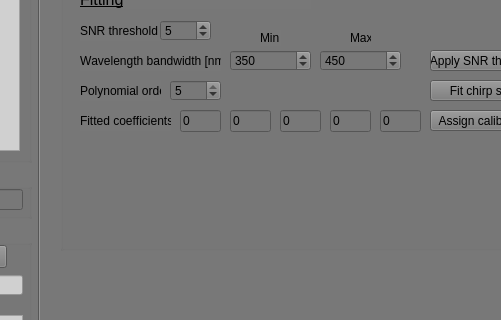
First picture: the form in src/GUI/main_GUI.ui, repository SilvaScience/colberto, before the edit; both pictures show x 277 to 778 and y 315 to 635 of the 1135 by 1002 pixel window.
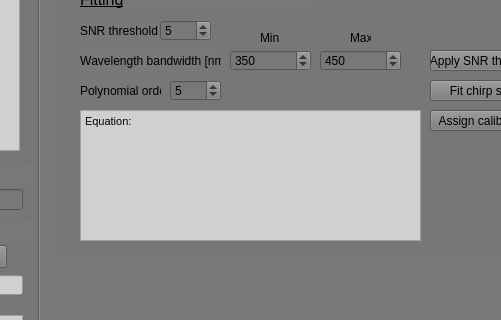
Second picture: the form after the edit. Custom widgets are drawn as their Qt base class.

What changed in the file:
```diff
--- a/src/GUI/main_GUI.ui
+++ b/src/GUI/main_GUI.ui
@@ -1277,99 +1277,6 @@
             <string>Max</string>
            </property>
           </widget>
-          <widget class="QLabel" name="Fitted_coefficients">
-           <property name="geometry">
-            <rect>
-             <x>20</x>
-             <y>290</y>
-             <width>91</width>
-             <height>21</height>
-            </rect>
-           </property>
-           <property name="text">
-            <string>Fitted coefficients:</string>
-           </property>
-          </widget>
-          <widget class="QLineEdit" name="Coefficient1">
-           <property name="geometry">
-            <rect>
-             <x>120</x>
-             <y>290</y>
-             <width>41</width>
-             <height>22</height>
-            </rect>
-           </property>
-           <property name="text">
-            <string>0</string>
-           </property>
-           <property name="readOnly">
-            <bool>true</bool>
-           </property>
-          </widget>
-          <widget class="QLineEdit" name="Coefficient2">
-           <property name="geometry">
-            <rect>
-             <x>170</x>
-             <y>290</y>
-             <width>41</width>
-             <height>22</height>
-            </rect>
-           </property>
-           <property name="text">
-            <string>0</string>
-           </property>
-           <property name="readOnly">
-            <bool>true</bool>
-           </property>
-          </widget>
-          <widget class="QLineEdit" name="Coefficient3">
-           <property name="geometry">
-            <rect>
-             <x>220</x>
-             <y>290</y>
-             <width>41</width>
-             <height>22</height>
-            </rect>
-           </property>
-           <property name="text">
-            <string>0</string>
-           </property>
-           <property name="readOnly">
-            <bool>true</bool>
-           </property>
-          </widget>
-          <widget class="QLineEdit" name="Coefficient4">
-           <property name="geometry">
-            <rect>
-             <x>270</x>
-             <y>290</y>
-             <width>41</width>
-             <height>22</height>
-            </rect>
-           </property>
-           <property name="text">
-            <string>0</string>
-           </property>
-           <property name="readOnly">
-            <bool>true</bool>
-           </property>
-          </widget>
-          <widget class="QLineEdit" name="Coefficient5">
-           <property name="geometry">
-            <rect>
-             <x>320</x>
-             <y>290</y>
-             <width>41</width>
-             <height>22</height>
-            </rect>
-           </property>
-           <property name="text">
-            <string>0</string>
-           </property>
-           <property name="readOnly">
-            <bool>true</bool>
-           </property>
-          </widget>
           <widget class="QSpinBox" name="Wavelength_minimum_value">
            <property name="geometry">
             <rect>
@@ -1465,10 +1372,10 @@
             <set>Qt::ImhDigitsOnly|Qt::ImhFormattedNumbersOnly</set>
            </property>
            <property name="minimum">
-            <number>1</number>
+            <number>0</number>
            </property>
            <property name="maximum">
-            <number>5</number>
+            <number>10</number>
            </property>
            <property name="value">
             <number>5</number>
@@ -1477,6 +1384,29 @@
             <number>10</number>
            </property>
           </widget>
+          <widget class="QTextEdit" name="Chirp_fitted_coefficients">
+           <property name="geometry">
+            <rect>
+             <x>20</x>
+             <y>290</y>
+             <width>341</width>
+             <height>131</height>
+            </rect>
+           </property>
+           <property name="styleSheet">
+            <string notr="true">background-color: rgb(208, 208, 208);</string>
+           </property>
+           <property name="readOnly">
+            <bool>true</bool>
+           </property>
+           <property name="html">
+            <string>&lt;!DOCTYPE HTML PUBLIC &quot;-//W3C//DTD HTML 4.0//EN&quot; &quot;http://www.w3.org/TR/REC-html40/strict.dtd&quot;&gt;
+&lt;html&gt;&lt;head&gt;&lt;meta name=&quot;qrichtext&quot; content=&quot;1&quot; /&gt;&lt;style type=&quot;text/css&quot;&gt;
+p, li { white-space: pre-wrap; }
+&lt;/style&gt;&lt;/head&gt;&lt;body style=&quot; font-family:'MS Shell Dlg 2'; font-size:8.25pt; font-weight:400; font-style:normal;&quot;&gt;
+&lt;p style=&quot; margin-top:0px; margin-bottom:0px; margin-left:0px; margin-right:0px; -qt-block-indent:0; text-indent:0px;&quot;&gt;Equation:&lt;/p&gt;&lt;/body&gt;&lt;/html&gt;</string>
+           </property>
+          </widget>
          </widget>
          <widget class="GraphicsLayoutWidget" name="Chirp_selection" native="true">
           <property name="enabled">
```
